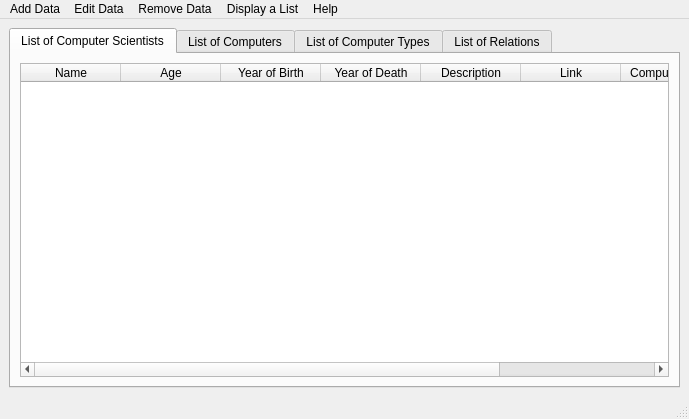
Qt form UI/mainwindow.ui (JonOrnBrynjarsson/vN1w3H51) before a commit.
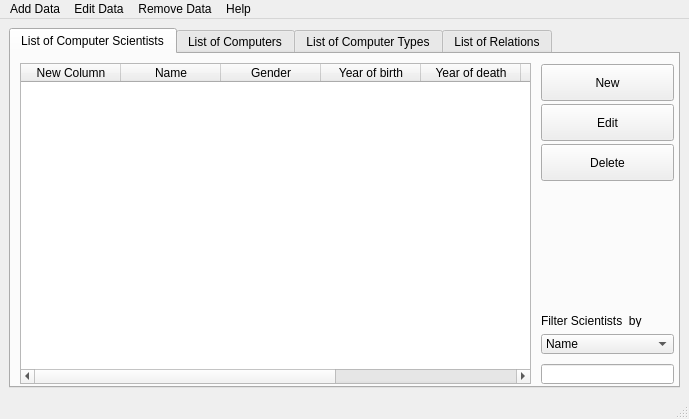
The same form after that commit. The open tabs and pages were chosen to show the change.

```diff
--- a/UI/mainwindow.ui
+++ b/UI/mainwindow.ui
@@ -17,7 +17,7 @@
    <string>Computers and Scientists Database</string>
   </property>
   <widget class="QWidget" name="centralwidget">
-   <layout class="QGridLayout" name="gridLayout_2">
+   <layout class="QGridLayout" name="gridLayout">
     <item row="0" column="0">
      <widget class="QTabWidget" name="MainMenuSelection">
       <property name="currentIndex">
@@ -30,9 +30,15 @@
        <attribute name="title">
         <string>List of Computer Scientists</string>
        </attribute>
-       <layout class="QGridLayout" name="gridLayout">
-        <item row="0" column="0">
          <widget class="QTableWidget" name="databaseDisplayComSci">
+        <property name="geometry">
+         <rect>
+          <x>9</x>
+          <y>9</y>
+          <width>511</width>
+          <height>321</height>
+         </rect>
+        </property>
           <property name="editTriggers">
            <set>QAbstractItemView::NoEditTriggers</set>
           </property>
@@ -48,6 +54,11 @@
           <attribute name="verticalHeaderStretchLastSection">
            <bool>false</bool>
           </attribute>
+        <column>
+         <property name="text">
+          <string>New Column</string>
+         </property>
+        </column>
           <column>
            <property name="text">
             <string>Name</string>
@@ -55,22 +66,22 @@
           </column>
           <column>
            <property name="text">
-            <string>Age</string>
+          <string>Gender</string>
            </property>
           </column>
           <column>
            <property name="text">
-            <string>Year of Birth</string>
+          <string>Year of birth</string>
            </property>
           </column>
           <column>
            <property name="text">
-            <string>Year of Death</string>
+          <string>Year of death</string>
            </property>
           </column>
           <column>
            <property name="text">
-            <string>Description</string>
+          <string>Dr</string>
            </property>
           </column>
           <column>
@@ -78,19 +89,174 @@
             <string>Link</string>
            </property>
           </column>
-          <column>
-           <property name="text">
-            <string>Computer Type</string>
-           </property>
-          </column>
           <column>
            <property name="text">
             <string>Scientist ID</string>
            </property>
           </column>
          </widget>
+       <widget class="QPushButton" name="pushButton_editScientist">
+        <property name="geometry">
+         <rect>
+          <x>530</x>
+          <y>50</y>
+          <width>133</width>
+          <height>37</height>
+         </rect>
+        </property>
+        <property name="sizePolicy">
+         <sizepolicy hsizetype="Minimum" vsizetype="Preferred">
+          <horstretch>0</horstretch>
+          <verstretch>0</verstretch>
+         </sizepolicy>
+        </property>
+        <property name="maximumSize">
+         <size>
+          <width>16777215</width>
+          <height>60</height>
+         </size>
+        </property>
+        <property name="toolTip">
+         <string>To edit the selected computer</string>
+        </property>
+        <property name="toolTipDuration">
+         <number>2</number>
+        </property>
+        <property name="text">
+         <string>Edit</string>
+        </property>
+       </widget>
+       <widget class="QPushButton" name="pushButton_removeScientist">
+        <property name="geometry">
+         <rect>
+          <x>530</x>
+          <y>90</y>
+          <width>133</width>
+          <height>37</height>
+         </rect>
+        </property>
+        <property name="maximumSize">
+         <size>
+          <width>16777215</width>
+          <height>60</height>
+         </size>
+        </property>
+        <property name="toolTip">
+         <string>To delete the selected computer</string>
+        </property>
+        <property name="toolTipDuration">
+         <number>2</number>
+        </property>
+        <property name="text">
+         <string>Delete</string>
+        </property>
+       </widget>
+       <widget class="QPushButton" name="pushButon_addNewScientist">
+        <property name="enabled">
+         <bool>true</bool>
+        </property>
+        <property name="geometry">
+         <rect>
+          <x>530</x>
+          <y>10</y>
+          <width>133</width>
+          <height>37</height>
+         </rect>
+        </property>
+        <property name="maximumSize">
+         <size>
+          <width>16777215</width>
+          <height>60</height>
+         </size>
+        </property>
+        <property name="toolTip">
+         <string>To add a new computer</string>
+        </property>
+        <property name="toolTipDuration">
+         <number>2000</number>
+        </property>
+        <property name="text">
+         <string>New</string>
+        </property>
+       </widget>
+       <widget class="QLineEdit" name="lineEdit_filterScientist">
+        <property name="geometry">
+         <rect>
+          <x>530</x>
+          <y>310</y>
+          <width>133</width>
+          <height>20</height>
+         </rect>
+        </property>
+       </widget>
+       <widget class="QLabel" name="label_filterScientist">
+        <property name="geometry">
+         <rect>
+          <x>530</x>
+          <y>260</y>
+          <width>133</width>
+          <height>13</height>
+         </rect>
+        </property>
+        <property name="sizePolicy">
+         <sizepolicy hsizetype="Preferred" vsizetype="Fixed">
+          <horstretch>0</horstretch>
+          <verstretch>0</verstretch>
+         </sizepolicy>
+        </property>
+        <property name="text">
+         <string>Filter Scientists  by</string>
+        </property>
+       </widget>
+       <widget class="QComboBox" name="comboBox_filterScientist">
+        <property name="geometry">
+         <rect>
+          <x>530</x>
+          <y>280</y>
+          <width>133</width>
+          <height>20</height>
+         </rect>
+        </property>
+        <item>
+         <property name="text">
+          <string>Name</string>
+         </property>
         </item>
-       </layout>
+        <item>
+         <property name="text">
+          <string>Gender</string>
+         </property>
+        </item>
+        <item>
+         <property name="text">
+          <string>Year of birth</string>
+         </property>
+        </item>
+        <item>
+         <property name="text">
+          <string>Year of death</string>
+         </property>
+        </item>
+       </widget>
+       <widget class="QLabel" name="label_3">
+        <property name="geometry">
+         <rect>
+          <x>530</x>
+          <y>140</y>
+          <width>133</width>
+          <height>119</height>
+         </rect>
+        </property>
+        <property name="minimumSize">
+         <size>
+          <width>61</width>
+          <height>90</height>
+         </size>
+        </property>
+        <property name="text">
+         <string/>
+        </property>
+       </widget>
       </widget>
       <widget class="QWidget" name="Computers">
        <property name="accessibleName">
@@ -465,14 +631,6 @@
     <addaction name="separator"/>
     <addaction name="actionRemove_Relations"/>
    </widget>
-   <widget class="QMenu" name="menuDisplay_a_List">
-    <property name="title">
-     <string>Display a List</string>
-    </property>
-    <addaction name="actionDisplay_a_List_of_Computer_Scientists"/>
-    <addaction name="actionDisplay_a_List_of_Computers"/>
-    <addaction name="actionDisplay_a_List_of_Computer_Types"/>
-   </widget>
    <widget class="QMenu" name="menuHelp">
     <property name="title">
      <string>Help</string>
@@ -484,7 +642,6 @@
    <addaction name="menuAdd_Data"/>
    <addaction name="menuEdit_Data"/>
    <addaction name="menuRemove_Data"/>
-   <addaction name="menuDisplay_a_List"/>
    <addaction name="menuHelp"/>
   </widget>
   <action name="actionAdd_New_Computer_Scientist">
```
Left out of the diff: 576 changed lines with no effect on the pictures. Lines whose indentation alone changed are shown as unchanged.
